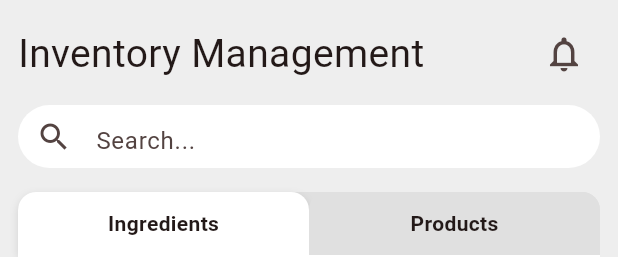
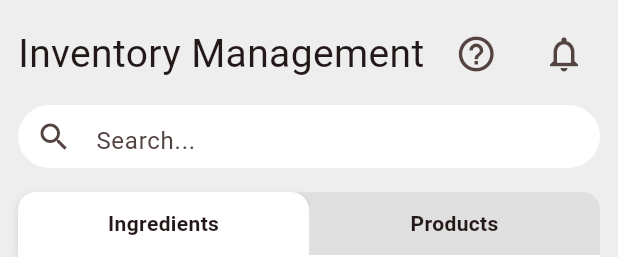
Before and after one commit to elmntrxx/SE101-COmmissary, a Flutter app: the InventoryManagementPage widget shown alone on an empty page, opened directly with empty values, on a phone screen of 412 x 824 dp. Shown: the top 257 px of the screen. Run offline on Flutter 3.47's test engine with Material 3 defaults, Android fonts, the phone set to English and light mode, and no system bars; our stand-ins replace connectivity_plus, drift, flutter_dotenv, shared_preferences, supabase_flutter; missing offline and left inert: window_size; accounts and stored records are empty; generated files the repository leaves out were written again; Roboto replaces fonts that are missing (Montserrat).

Commit message:
Inventory Management Page Universal Table and Mobile and Desktop Design Update

```diff
--- a/lib/screens/inventory_management/inventory_management_page.dart
+++ b/lib/screens/inventory_management/inventory_management_page.dart
@@ -124,10 +124,13 @@ class InventoryManagementPageState extends State<InventoryManagementPage> {
       context: context,
       builder: (context) => AlertDialog(
         title: const Row(
+          crossAxisAlignment: CrossAxisAlignment.start,
           children: [
             Icon(Icons.help_outline, color: Colors.blue),
             SizedBox(width: 12),
-            Text('Inventory Management Help'),
+            Expanded(
+              child: Text('Inventory Management Help'),
+            ),
           ],
         ),
         content: const SingleChildScrollView(
--- a/lib/screens/inventory_management/inventory_management_page_desktop.dart
+++ b/lib/screens/inventory_management/inventory_management_page_desktop.dart
@@ -76,6 +76,10 @@ class InventoryManagementPageDesktop extends StatelessWidget {
                   ),
                 ),
                 IconButton(
+                  icon: const Icon(Icons.help_outline, size: 35),
+                  onPressed: () => state.showHelpDialog(context),
+                ),
+                IconButton(
                   icon: const Icon(Icons.notifications_outlined, size: 35),
                   onPressed: () {},
                 ),
--- a/lib/screens/inventory_management/inventory_management_page_mobile.dart
+++ b/lib/screens/inventory_management/inventory_management_page_mobile.dart
@@ -66,6 +66,13 @@ class InventoryManagementPageMobile extends StatelessWidget {
                           fontSize: 26,
                           fontFamily: fontAll,
                         ),
+                      ),
+                      IconButton(
+                        icon: const Icon(
+                          Icons.help_outline,
+                          size: 28,
+                        ),
+                        onPressed: () => state.showHelpDialog(context),
                       ),
                       IconButton(
                         icon: const Icon(
```
